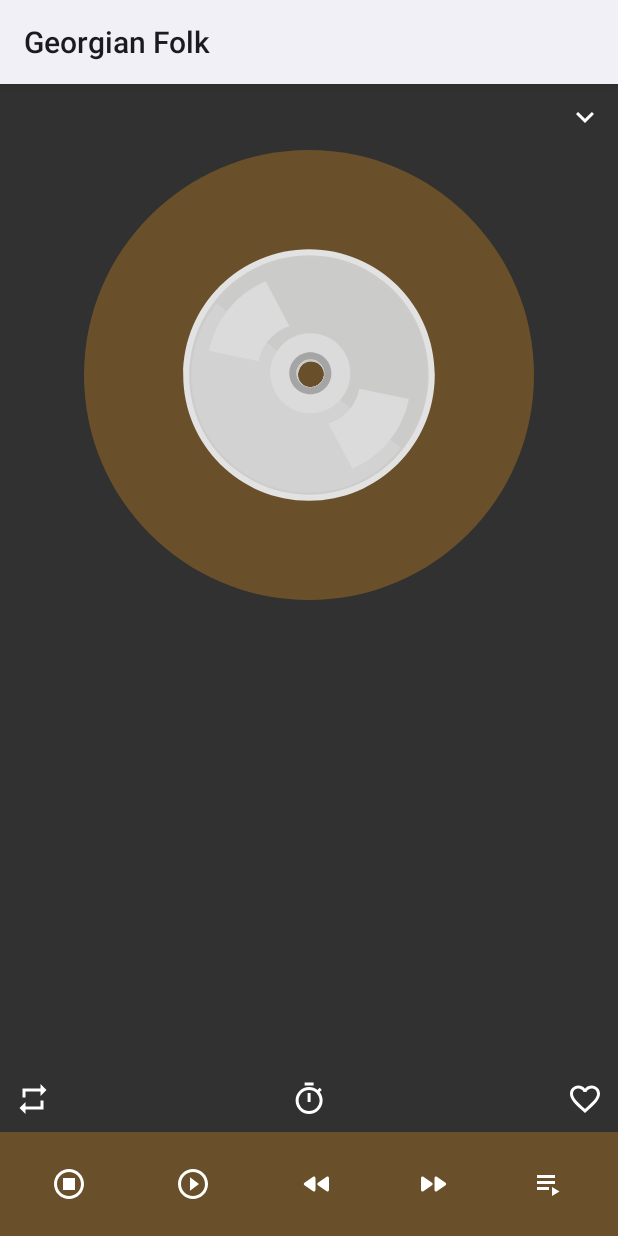
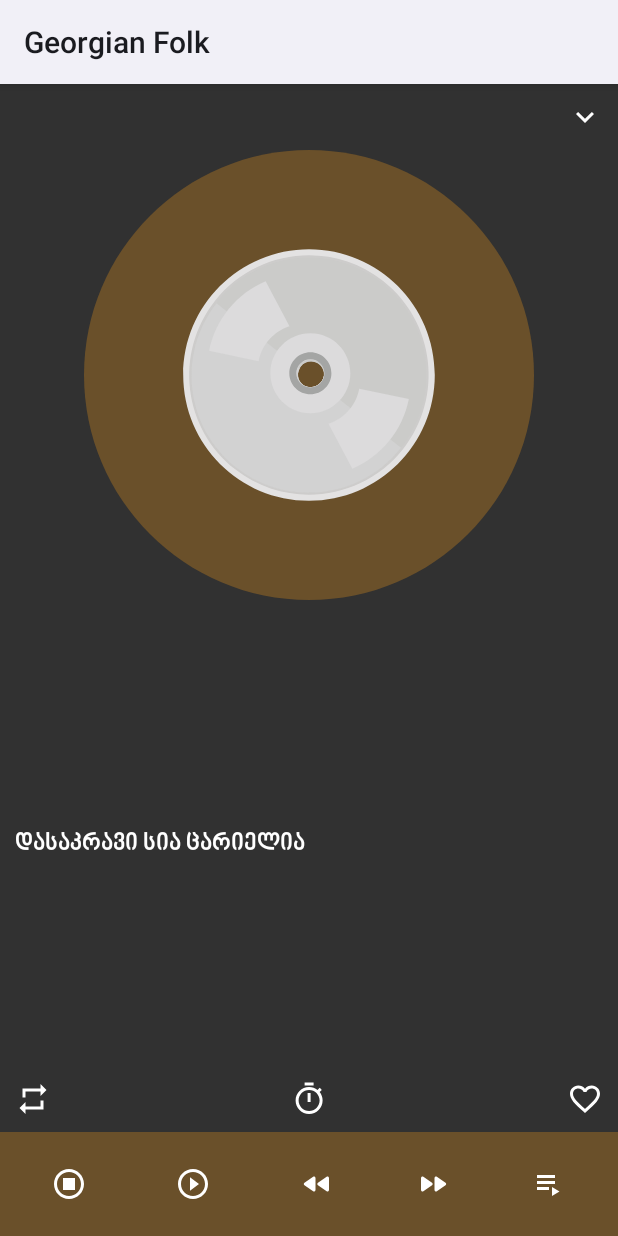
Before and after one commit to medbehapps/FolkApp.Android, an Android app: the layout view_media_player_container.xml on its own in the app's theme, with its tools: preview values and no code run, on a phone screen of 412 x 824 dp. Run offline under Robolectric (Android 15) with nearby library versions, the phone set to English and light mode, and no system bars; network calls fail.

Commit message:
make playerview visible by default and disable action buttons

```diff
--- /dev/null
+++ b/app/src/main/res/color/drawable_disabled_tint.xml
@@ -0,0 +1,5 @@
+<?xml version="1.0" encoding="utf-8"?>
+<selector xmlns:android="http://schemas.android.com/apk/res/android">
+    <item android:color="#CDCDCD" android:state_enabled="false" />
+    <item android:color="#fff" android:state_enabled="true" />
+</selector>
--- a/app/src/main/res/layout/view_media_player_container.xml
+++ b/app/src/main/res/layout/view_media_player_container.xml
@@ -9,7 +9,6 @@
         android:layout_width="0dp"
         android:layout_height="wrap_content"
         android:layout_marginBottom="@dimen/bottom_navigation_heght"
-        android:alpha="0"
         app:layout_constraintBottom_toBottomOf="parent"
         app:layout_constraintEnd_toEndOf="parent"
         app:layout_constraintStart_toStartOf="parent">
--- a/app/src/main/res/layout/view_media_player_expanded.xml
+++ b/app/src/main/res/layout/view_media_player_expanded.xml
@@ -1,6 +1,7 @@
 <?xml version="1.0" encoding="utf-8"?>
 <androidx.constraintlayout.widget.ConstraintLayout xmlns:android="http://schemas.android.com/apk/res/android"
     xmlns:app="http://schemas.android.com/apk/res-auto"
+    xmlns:tools="http://schemas.android.com/tools"
     android:layout_width="match_parent"
     android:layout_height="match_parent"
     android:background="@color/colorGrayDarker">
@@ -32,7 +33,8 @@
         android:padding="10dp"
         android:src="@drawable/ic_baseline_repeat_24_off"
         app:layout_constraintBottom_toBottomOf="@+id/timerBtn"
-        app:layout_constraintStart_toStartOf="parent" />
+        app:layout_constraintStart_toStartOf="parent"
+        app:tint="@color/drawable_disabled_tint" />
 
     <androidx.appcompat.widget.AppCompatImageView
         android:id="@+id/favBtn"
@@ -42,7 +44,8 @@
         android:padding="10dp"
         android:src="@drawable/ic_baseline_favorite_border_24"
         app:layout_constraintBottom_toBottomOf="@+id/timerBtn"
-        app:layout_constraintEnd_toEndOf="parent" />
+        app:layout_constraintEnd_toEndOf="parent"
+        app:tint="@color/drawable_disabled_tint" />
 
     <androidx.appcompat.widget.AppCompatImageView
         android:id="@+id/timerBtn"
@@ -53,7 +56,8 @@
         android:src="@drawable/ic_outline_timer_24"
         app:layout_constraintBottom_toTopOf="@+id/playerControlsView"
         app:layout_constraintEnd_toStartOf="@+id/favBtn"
-        app:layout_constraintStart_toEndOf="@+id/playerAutoPlayButton" />
+        app:layout_constraintStart_toEndOf="@+id/playerAutoPlayButton"
+        app:tint="@color/drawable_disabled_tint" />
 
     <androidx.appcompat.widget.LinearLayoutCompat
         android:id="@+id/linearLayout"
@@ -75,7 +79,8 @@
             android:paddingTop="5dp"
             android:paddingBottom="5dp"
             android:textColor="@color/white"
-            android:textSize="13sp" />
+            android:textSize="13sp"
+            tools:ignore="RtlSymmetry" />
 
         <androidx.appcompat.widget.AppCompatTextView
             android:id="@+id/playingTrackDurationTime"
@@ -88,7 +93,8 @@
             android:paddingEnd="10dp"
             android:paddingBottom="5dp"
             android:textColor="@color/white"
-            android:textSize="13sp" />
+            android:textSize="13sp"
+            tools:ignore="RtlSymmetry" />
     </androidx.appcompat.widget.LinearLayoutCompat>
 
     <androidx.appcompat.widget.AppCompatTextView
@@ -108,26 +114,27 @@
     <View
         android:id="@+id/guideline"
         android:layout_width="0dp"
+        android:layout_height="1dp"
         android:layout_margin="10dp"
+        app:layout_constraintBottom_toTopOf="@+id/playerProgressBar"
+        app:layout_constraintEnd_toEndOf="parent"
         app:layout_constraintStart_toStartOf="parent"
-        app:layout_constraintEnd_toEndOf="parent"
-        app:layout_constraintTop_toBottomOf="@+id/appCompatImageView"
-        app:layout_constraintBottom_toTopOf="@+id/playerProgressBar"
-        android:layout_height="1dp"/>
+        app:layout_constraintTop_toBottomOf="@+id/appCompatImageView" />
 
     <androidx.appcompat.widget.AppCompatTextView
         android:id="@+id/playingTrackArtist"
         android:layout_width="0dp"
+        android:layout_height="wrap_content"
         android:fontFamily="@font/bpg_nino_mtavruli_bold"
         android:gravity="center_vertical"
         android:padding="10dp"
+        android:text="@string/no_track"
         android:textColor="@color/white"
         android:textSize="16sp"
         android:transitionName="heronakamura"
-        android:layout_height="wrap_content"
-        app:layout_constraintTop_toBottomOf="@+id/guideline"
         app:layout_constraintEnd_toEndOf="parent"
-        app:layout_constraintStart_toStartOf="parent"  />
+        app:layout_constraintStart_toStartOf="parent"
+        app:layout_constraintTop_toBottomOf="@+id/guideline" />
 
     <androidx.appcompat.widget.AppCompatSeekBar
         android:id="@+id/playerProgressBar"
@@ -161,7 +168,8 @@
             android:layout_gravity="center"
             android:background="?android:attr/selectableItemBackgroundBorderless"
             android:padding="10dp"
-            android:src="@drawable/ic_outline_stop_circle_24" />
+            android:src="@drawable/ic_outline_stop_circle_24"
+            app:tint="@color/drawable_disabled_tint" />
 
         <androidx.appcompat.widget.AppCompatImageView
             android:id="@+id/playPauseButton"
@@ -172,7 +180,8 @@
             android:layout_gravity="center"
             android:background="?android:attr/selectableItemBackgroundBorderless"
             android:padding="15dp"
-            android:src="@drawable/ic_baseline_play_circle_outline_24" />
+            android:src="@drawable/ic_baseline_play_circle_outline_24"
+            app:tint="@color/drawable_disabled_tint" />
 
         <androidx.appcompat.widget.AppCompatImageView
             android:id="@+id/playPrevButton"
@@ -183,7 +192,8 @@
             android:layout_gravity="center"
             android:background="?android:attr/selectableItemBackgroundBorderless"
             android:padding="10dp"
-            android:src="@drawable/ic_baseline_fast_rewind_24" />
+            android:src="@drawable/ic_baseline_fast_rewind_24"
+            app:tint="@color/drawable_disabled_tint" />
 
         <androidx.appcompat.widget.AppCompatImageView
             android:id="@+id/playNextButton"
@@ -194,7 +204,8 @@
             android:layout_gravity="center"
             android:background="?android:attr/selectableItemBackgroundBorderless"
             android:padding="10dp"
-            android:src="@drawable/ic_round_fast_forward_24" />
+            android:src="@drawable/ic_round_fast_forward_24"
+            app:tint="@color/drawable_disabled_tint" />
 
         <androidx.appcompat.widget.AppCompatImageView
             android:id="@+id/playerPlaylistButton"
@@ -205,6 +216,7 @@
             android:layout_gravity="center"
             android:background="?android:attr/selectableItemBackgroundBorderless"
             android:padding="10dp"
-            android:src="@drawable/ic_baseline_playlist_play_24" />
+            android:src="@drawable/ic_baseline_playlist_play_24"
+            app:tint="@color/drawable_disabled_tint" />
     </GridLayout>
 </androidx.constraintlayout.widget.ConstraintLayout>
--- a/app/src/main/res/values/strings.xml
+++ b/app/src/main/res/values/strings.xml
@@ -24,4 +24,5 @@
     <string name="player">player</string>
     <string name="set">დაყენება</string>
     <string name="unset">გაუქმება</string>
+    <string name="no_track">დასაკრავი სია ცარიელია</string>
 </resources>
```
Also changed, not shown: app/src/main/java/ge/baqar/gogia/goefolk/widget/MediaPlayerView.kt (+37 -22 lines), app/src/main/res/layout/view_media_player.xml (+7 -3 lines).
